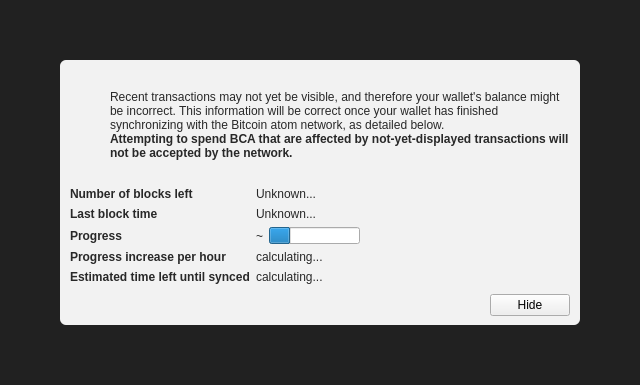
Old version of the form src/qt/forms/modaloverlay.ui in the repository bitcoin-atom/bitcoin-atom.
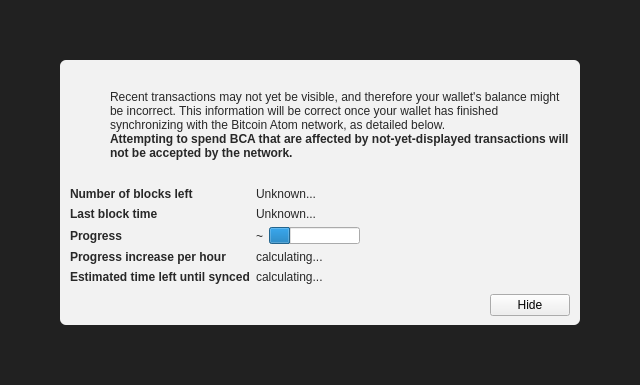
New version of the form. Icons and pictures are not drawn. Custom widgets are drawn as their Qt base class.

```diff
--- a/src/qt/forms/modaloverlay.ui
+++ b/src/qt/forms/modaloverlay.ui
@@ -130,7 +130,7 @@
              <item>
               <widget class="QLabel" name="infoText">
                <property name="text">
-                <string>Recent transactions may not yet be visible, and therefore your wallet's balance might be incorrect. This information will be correct once your wallet has finished synchronizing with the Bitcoin atom network, as detailed below.</string>
+                <string>Recent transactions may not yet be visible, and therefore your wallet's balance might be incorrect. This information will be correct once your wallet has finished synchronizing with the Bitcoin Atom network, as detailed below.</string>
                </property>
                <property name="textFormat">
                 <enum>Qt::RichText</enum>
```
